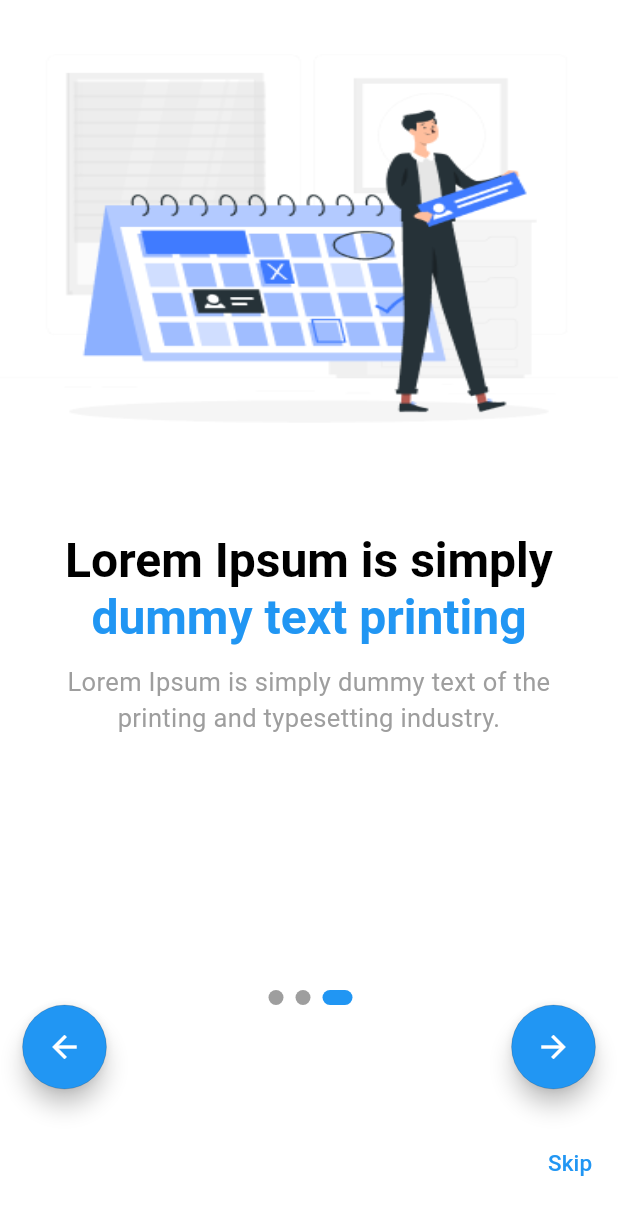
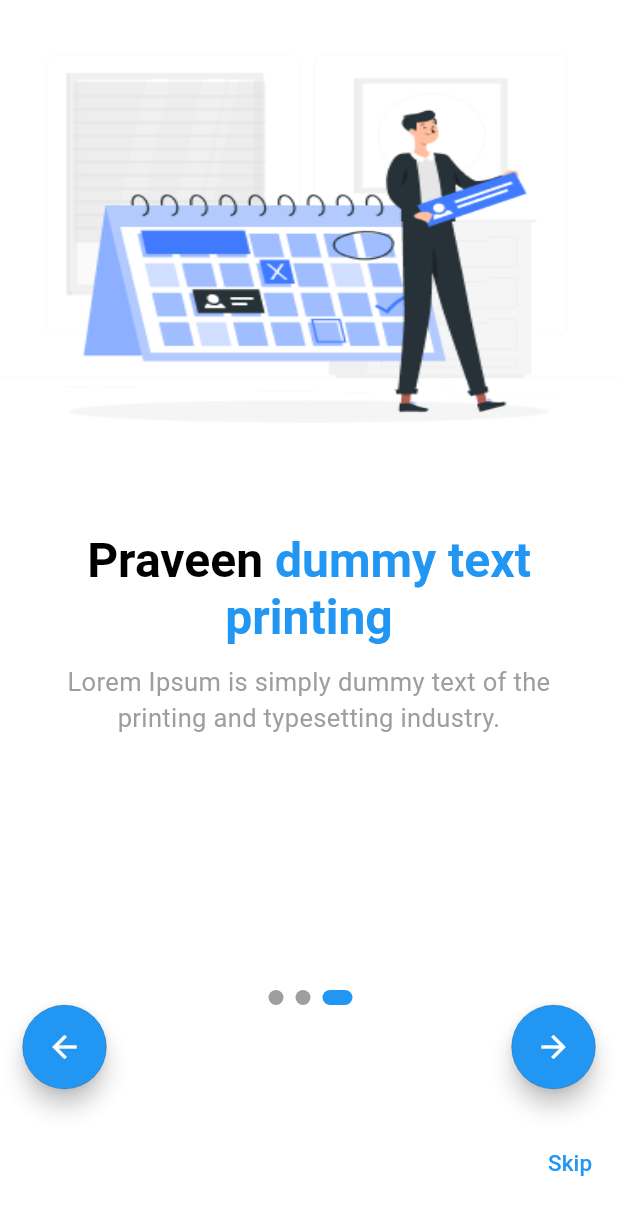
Before and after one commit to su18nny/real-estate-app, a Flutter app: the OnboradingScreen1 screen opened directly, swiped to page 3, on a phone screen of 412 x 824 dp. Shown: the top 1215 px of the screen. Run offline on Flutter 3.47's test engine with Material 3 defaults, Android fonts, the phone set to English and light mode, and no system bars.

Commit message:
name change

```diff
--- a/lib/onBorading_screen1.dart
+++ b/lib/onBorading_screen1.dart
@@ -132,7 +132,7 @@ class _OnboradingScreen1State extends State<OnboradingScreen1> {
                       RichText(
                         textAlign: TextAlign.center,
                         text: TextSpan(
-                          text: 'Lorem Ipsum is simply',
+                          text: 'Praveen',
                           style: TextStyle(
                             fontSize: 32,
                             fontWeight: FontWeight.bold,
```
